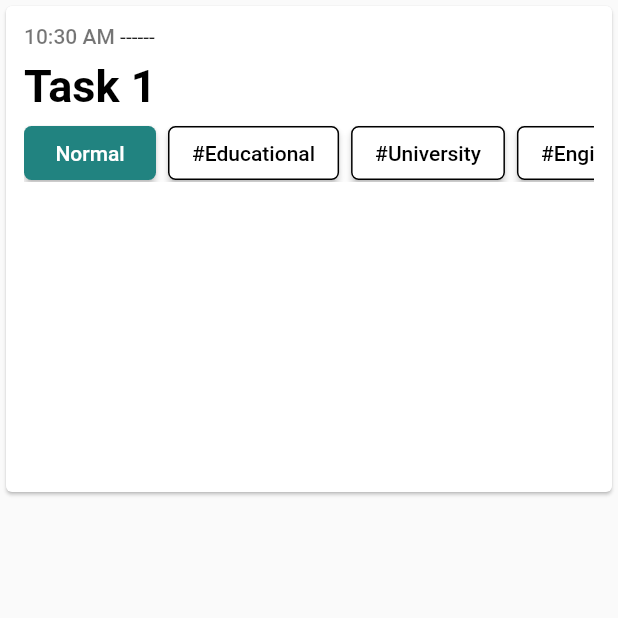
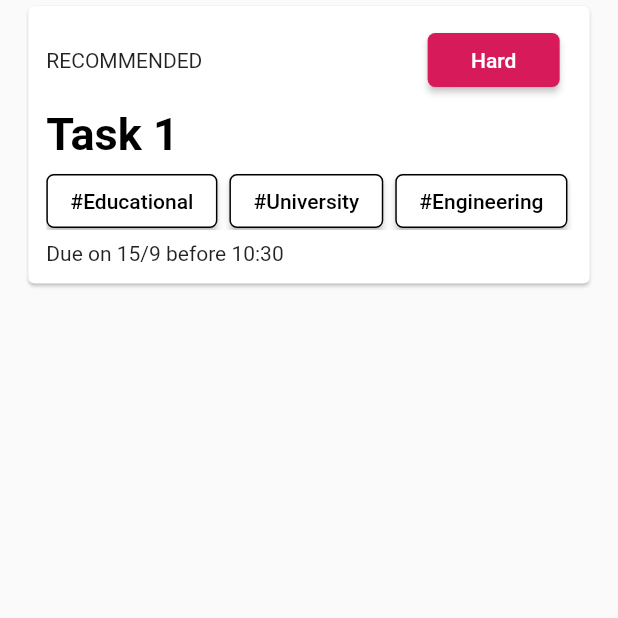
Before and after one commit to HamzaIdries/flexoclock, a Flutter app: the screen it shows after launch, on a phone screen of 412 x 824 dp, the top half of it. Run offline on Flutter 3.47's test engine with Material 2 defaults, Android fonts, the phone set to English and light mode, and no system bars.

Commit message:
refactoring cards

```diff
--- a/lib/components/card.dart
+++ b/lib/components/card.dart
@@ -4,38 +4,121 @@ import 'package:flutter/cupertino.dart';
 import 'package:flutter/material.dart';
 import 'package:flexoclock/components/tasks.dart';
 
+class CurrentTaskChoices extends StatelessWidget {
+  @override
+  Widget build(BuildContext context) {
+    return Column(
+      children: <Widget>[
+        flexibleVerticalPadding(),
+        Row(
+          children: <Widget>[
+            ButtonTheme(
+              height: 50,
+              minWidth: 150,
+              child: RaisedButton(
+                color: Colors.white,
+                  shape: RoundedRectangleBorder(
+                    borderRadius: BorderRadius.circular(7.0),
+                    side: BorderSide(color: Colors.black),
+                  ),
+                  onPressed: (){}, // TODO: implement the done press
+                  child: Text(
+                    'Done',
+                    style: TextStyle(
+                      color: Colors.black,
+                    ),
+                  )
+              ),
+            ),
+            SizedBox(
+              width: 10,
+            ),
+            Text(
+                'Postpone',
+            )
+          ],
+        ),
+      ],
+    );
+  }
+}
+
+Widget flexibleVerticalPadding() {
+  return SizedBox(
+    height: kFlexibleVerticalPadding,
+  );
+}
+
+Widget flexibleHeader(Task flexibleTask, bool isCurrent, bool isFuture, bool isPast, context) {
+  return Row(
+    mainAxisAlignment: MainAxisAlignment.spaceBetween,
+    children: <Widget>[
+      if (isFuture)
+        Text('RECOMMENDED')
+      else if (isCurrent)
+        Text('CURRENT') // TODO: implement the design idea
+      else
+        Row(
+          children: <Widget>[
+            Text(flexibleTask.start.format(context)),
+            Text('-----------------------'), // TODO: change into line
+            Text(flexibleTask.finish.format(context)),
+          ],
+        ),
+      Align(
+        alignment: Alignment.topRight,
+        child: DifficultyTag(
+          difficulty: flexibleTask.difficulty,
+        ),
+      ),
+    ],
+  );
+}
+
+Widget displayDeadline(DateTime deadline) {
+  final now = DateTime.now();
+  final today = DateTime(now.year, now.month, now.day);
+  final tomorrow = DateTime(now.year, now.month, now.day + 1);
+  final String date =  '${deadline.day.toString()}/${deadline.month.toString()}';
+  print(today);
+  final finalDate = deadline == today ? 'today' : deadline == tomorrow ? 'tomorrow' : 'on $date';
+  final String time =  '${deadline.hour.toString()}:${deadline.minute.toString()}';
+  return Column(
+    children: <Widget>[
+      flexibleVerticalPadding(),
+      Text(
+        'Due $finalDate before $time',
+      ),
+    ],
+  );
+}
+
+
 class FlexibleTaskCard extends StatelessWidget {
 
+  final Task flexibleTask;
+
   FlexibleTaskCard(this.flexibleTask);
-
-  final Task flexibleTask;
 
   @override
   Widget build(BuildContext context) {
     Size size = MediaQuery.of(context).size;
 
-    return Card(
+    final bool isCurrent = flexibleTask.start != null && flexibleTask.finish == null;
+    final bool isFuture = flexibleTask.start == null && flexibleTask.finish == null;
+    final bool isPast = flexibleTask.start != null && flexibleTask.finish != null;
+
+    return Center(
+      child: Card(
         child: Container(
           margin: EdgeInsets.all(12.0),
-        width: size.width * kFlexibleTaskCardWidth,
-        height: 300, //TODO: make constant?
+          width: size.width * kFlexibleWidth,
+          //height: kFlexibleHeight, //TODO: make height constant or not?
           child: Column(
             crossAxisAlignment: CrossAxisAlignment.start,
             children: [
-            Row(
-              children: [
-                Text(flexibleTask.start.format(context),
-                  style: TextStyle(
-                    color: Colors.black54,
-                    fontWeight: FontWeight.w500,
-                  ),
-                ),
-                Text(' ------') //TODO: make it depend on time till next fixed or end of day
-              ],
-            ),
-            SizedBox(
-              height: kVerticalPaddingFlexible,
-            ),
+              flexibleHeader(flexibleTask, isCurrent, isFuture, isPast, context),
+              flexibleVerticalPadding(),
               Text(
                 flexibleTask.name,
                 style: TextStyle(
@@ -44,23 +127,23 @@ class FlexibleTaskCard extends StatelessWidget {
                   fontSize: 30,
                 ),
               ),
-            SizedBox(
-              height: kVerticalPaddingFlexible,
-            ),
+              flexibleVerticalPadding(),
               Container(
                 height: kTagsHeight,
                 //width: size.width - 150,
                 child: ListView(
                   scrollDirection: Axis.horizontal,
                   children: <Widget>[
-                  DifficultyTag(
-                    difficulty: flexibleTask.difficulty,
-                  ),
                     for (String tag in flexibleTask.tags) Tag(tagText: tag,)
                   ], //TODO: list view builder?
                 ),
               ),
+              if (isCurrent)
+                CurrentTaskChoices(),
+              if(flexibleTask.hasDeadline != null)
+                displayDeadline(flexibleTask.deadline)
             ],
+          ),
         ),
       ),
     );
--- a/lib/constants.dart
+++ b/lib/constants.dart
@@ -3,8 +3,9 @@ import 'package:flutter/material.dart';
 const kImagePath = "assets/images/";
 
 // Flexible task card
-const kVerticalPaddingFlexible = 8.0;
-const kFlexibleTaskCardWidth = 0.85;
+const kFlexibleVerticalPadding = 8.0;
+const kFlexibleWidth = 0.85;
+const kFlexibleHeight = 350.0;
 
 
 const kTagsHeight = 38.0;
--- a/lib/main.dart
+++ b/lib/main.dart
@@ -9,7 +9,7 @@ void main() {
 
 Task task1 = Task(
   name: "Task 1",
-  difficulty: "Normal",
+  difficulty: "Hard",
   tags: <String> [
     "Educational",
     "University",
@@ -17,8 +17,9 @@ Task task1 = Task(
     "College",
     "This is an example of a very long tag"
   ],
-  start: TimeOfDay.now()
-
+  start: null,
+  hasDeadline: true,
+  deadline: DateTime.now()
 );
 
 class MyApp extends StatelessWidget {
```
Lines whose indentation alone changed are shown as unchanged.
